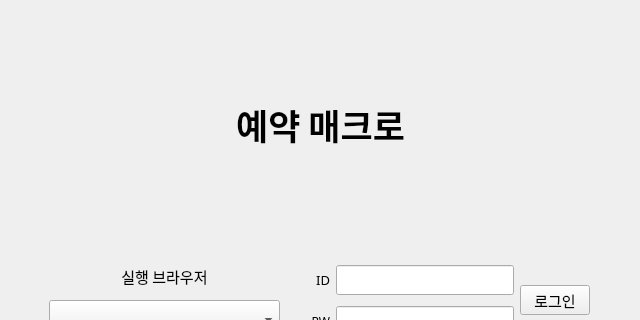
Qt form view/introWindow.ui (young-yeon/Reservation-Macro) before a commit; both pictures show x 0 to 640 and y 0 to 320 of the 640 by 480 pixel window.
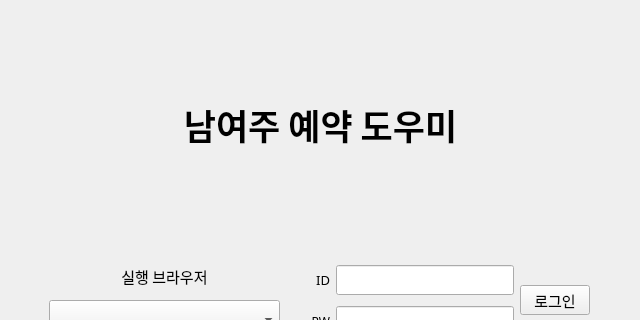
The same form after that commit.

```diff
--- a/view/introWindow.ui
+++ b/view/introWindow.ui
@@ -53,7 +53,7 @@
      <item row="0" column="0" rowspan="2">
       <widget class="QLabel" name="titleLabel">
        <property name="text">
-        <string>&lt;html&gt;&lt;head/&gt;&lt;body&gt;&lt;p align=&quot;center&quot;&gt;&lt;span style=&quot; font-size:26pt; font-weight:600;&quot;&gt;예약 매크로&lt;/span&gt;&lt;/p&gt;&lt;/body&gt;&lt;/html&gt;</string>
+        <string>&lt;html&gt;&lt;head/&gt;&lt;body&gt;&lt;p align=&quot;center&quot;&gt;&lt;span style=&quot; font-size:26pt; font-weight:600;&quot;&gt;남여주 예약 도우미&lt;/span&gt;&lt;/p&gt;&lt;/body&gt;&lt;/html&gt;</string>
        </property>
        <property name="alignment">
         <set>Qt::AlignCenter</set>
```
